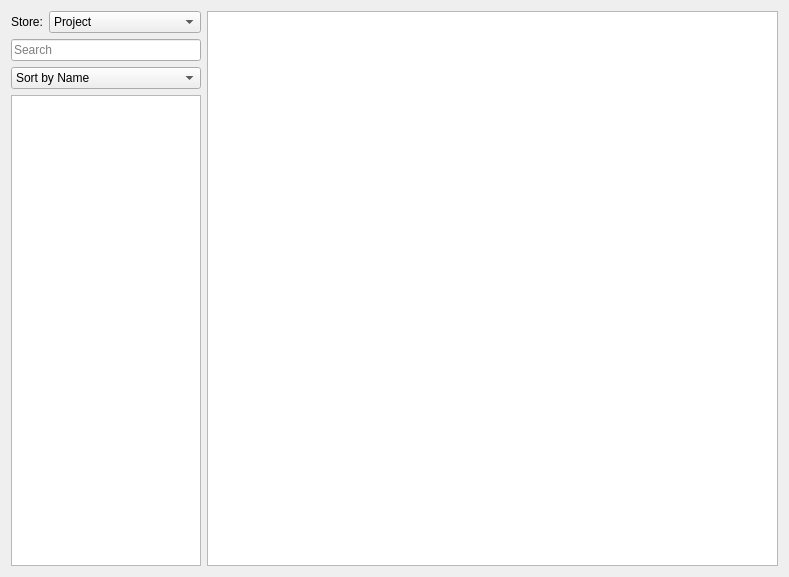
Qt form src/Editor/ResourceBrowser/CResourceBrowser.ui (AxioDL/PrimeWorldEditor) before a commit.
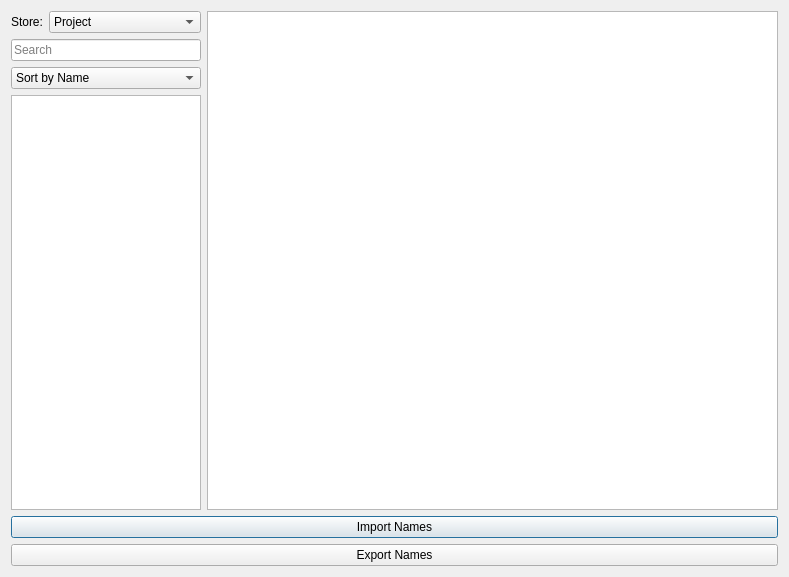
The same form after that commit.

Commit message: Added functionality to import filenames from .pak.contents.txt files

```diff
--- a/src/Editor/ResourceBrowser/CResourceBrowser.ui
+++ b/src/Editor/ResourceBrowser/CResourceBrowser.ui
@@ -187,6 +187,20 @@
      </item>
     </layout>
    </item>
+   <item>
+    <widget class="QPushButton" name="ImportNamesButton">
+     <property name="text">
+      <string>Import Names</string>
+     </property>
+    </widget>
+   </item>
+   <item>
+    <widget class="QPushButton" name="ExportNamesButton">
+     <property name="text">
+      <string>Export Names</string>
+     </property>
+    </widget>
+   </item>
   </layout>
  </widget>
  <resources/>
```
The commit also changes 11 other files.
